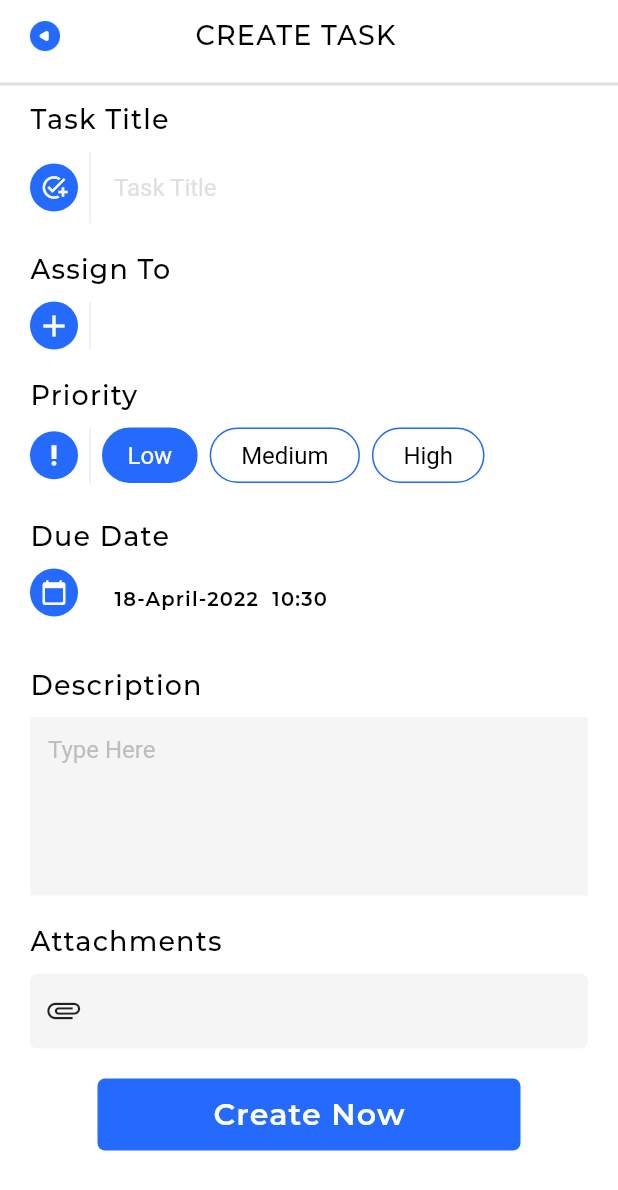
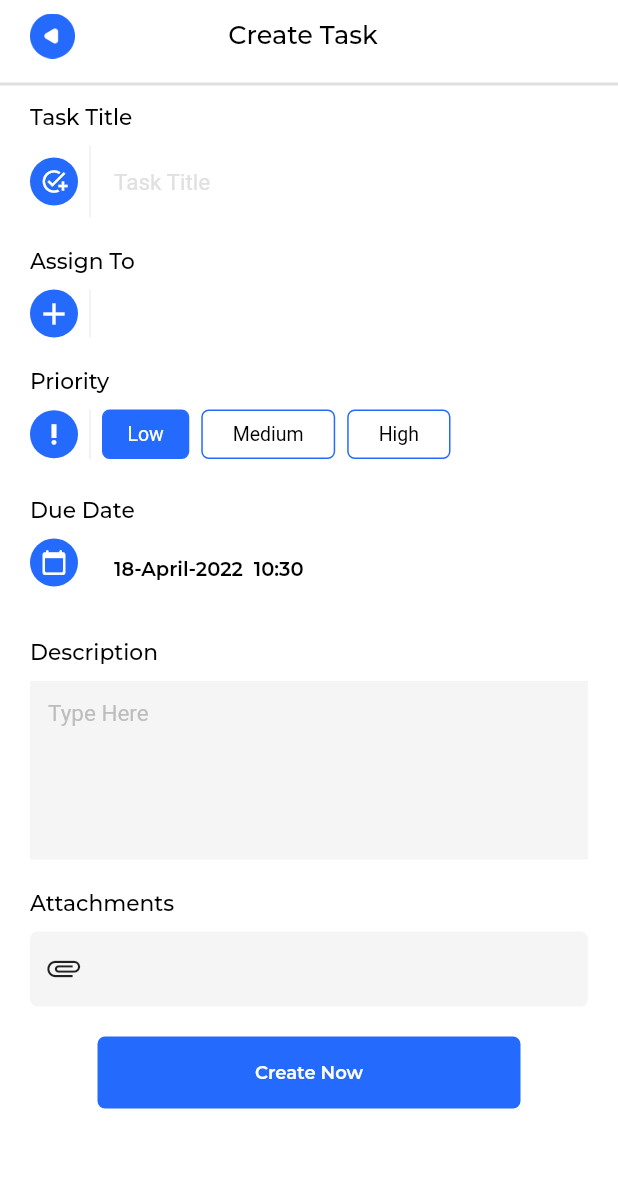
Before and after one commit to swetanreddy/todo-app, a Flutter app: the TaskViewPage screen opened directly with empty values, tab 2 chosen, after a tap on "Done", after a tap on "New Task", on a phone screen of 412 x 824 dp. Shown: the top 1190 px of the screen. Run offline on Flutter 3.47's test engine with Material 2 defaults, Android fonts, the phone set to English and light mode, and no system bars; our stand-ins replace cloud_firestore, file_picker, firebase_auth, firebase_core, firebase_messaging, flutter_datetime_picker and 6 more; accounts and stored records are empty.

Commit message:
Updated UI of Create task,Profile Page, Home Page

```diff
--- a/lib/helpers/theme.dart
+++ b/lib/helpers/theme.dart
@@ -12,53 +12,52 @@ TextStyle kHeadingFont = GoogleFonts.montserrat(
   color: greyHeading,
   fontWeight: FontWeight.w500,
   fontSize: 12,
-    letterSpacing: 0.8
 );
 
 TextStyle kTextFont = GoogleFonts.montserrat(
   color: black,
   fontWeight: FontWeight.w600,
-  fontSize: 13,letterSpacing: 0.8
+  fontSize: 13
 );
 
 TextStyle kTitleFont = GoogleFonts.montserrat(
   color: black,
   fontWeight: FontWeight.w500,
-  fontSize: 30,letterSpacing: 0.8
+  fontSize: 30
 );
 
 TextStyle kSubTitleFont = GoogleFonts.montserrat(
   color: greyHeading,
   fontWeight: FontWeight.w400,
-  fontSize: 12,letterSpacing: 0.8
+  fontSize: 12
 );
 TextStyle kButtonFont = GoogleFonts.montserrat(
   color: white,
   fontWeight: FontWeight.w600,
-  fontSize: 12,letterSpacing: 0.8
+  fontSize: 12
 );
 
 TextStyle kSubmitFont = GoogleFonts.montserrat(
     color: white,
     fontWeight: FontWeight.w600,
-    fontSize: 20,letterSpacing: 0.8
+    fontSize: 20
 );
 
 
 TextStyle kCardTitleFont = GoogleFonts.montserrat(
   color: black,
   fontWeight: FontWeight.w600,
-  fontSize: 16,letterSpacing: 0.8
+  fontSize: 16
 );
 TextStyle kCardHeaderFont = GoogleFonts.montserrat(
   color: Color(0xff232530),
   fontWeight: FontWeight.w400,
-  fontSize: 11,letterSpacing: 0.8
+  fontSize: 11
 );
 
 
 TextStyle kDescFont = GoogleFonts.montserrat(
   color: greyHeading,
   fontWeight: FontWeight.w400,
-  fontSize: 12,letterSpacing: 0.8
+  fontSize: 12
 );
--- a/lib/ui/CreateTask.dart
+++ b/lib/ui/CreateTask.dart
@@ -190,8 +190,8 @@ class _CreateTaskState extends State<CreateTask> {
                             children: [
                               GestureDetector(
                                   child: const Image(
-                                    height: 20,
-                                    width: 20,
+                                    height: 30,
+                                    width: 30,
                                     image: const AssetImage(
                                       'assets/images/backarrow.png',
                                     ),
@@ -199,11 +199,10 @@ class _CreateTaskState extends State<CreateTask> {
                                   onTap: () {
                                     Navigator.of(context).pop();
                                   }),
-                              Text('CREATE TASK',
+                              Text('Create Task',
                                   style: kHeadingFont.copyWith(
                                       color: black,
-                                      fontSize: 18,
-                                      letterSpacing: 0.8)),
+                                      fontSize: 17,)),
                               IconButton(
                                 icon: const Icon(
                                   Icons.edit,
@@ -223,7 +222,7 @@ class _CreateTaskState extends State<CreateTask> {
                           child: Text(
                             'Task Title',
                             style: kHeadingFont.copyWith(
-                                color: black, fontSize: 18),
+                                color: black, fontSize: 14.5),
                           ),
                         ),
                         Padding(
@@ -270,7 +269,7 @@ class _CreateTaskState extends State<CreateTask> {
                                               right: 15),
                                           hintText: "Task Title",
                                           hintStyle: TextStyle(
-                                              color: Colors.grey.shade300)),
+                                              color: Colors.grey.shade300,fontSize: 15)),
                                     ),
                                   )
                                 ],
@@ -284,7 +283,7 @@ class _CreateTaskState extends State<CreateTask> {
                               Text(
                                 'Assign To',
                                 style: kHeadingFont.copyWith(
-                                    color: black, fontSize: 18),
+                                    color: black, fontSize: 14.5),
                               ),
                             ],
                           ),
@@ -332,7 +331,7 @@ class _CreateTaskState extends State<CreateTask> {
                           child: Text(
                             'Priority',
                             style: kHeadingFont.copyWith(
-                                color: black, fontSize: 18),
+                                color: black, fontSize: 14.5),
                           ),
                         ),
                         Padding(
@@ -366,7 +365,7 @@ class _CreateTaskState extends State<CreateTask> {
                                         color: _taskTypeIndex == 0
                                             ? primary
                                             : Colors.white,
-                                        borderRadius: BorderRadius.circular(32),
+                                        borderRadius: BorderRadius.circular(5),
                                         border: Border.all(color: primary)),
                                     padding: const EdgeInsets.symmetric(
                                         horizontal: 16, vertical: 8),
@@ -377,7 +376,7 @@ class _CreateTaskState extends State<CreateTask> {
                                           color: _taskTypeIndex == 0
                                               ? Colors.white
                                               : Colors.black,
-                                          fontSize: 16,
+                                          fontSize: 13,
                                         ),
                                       ),
                                     ),
@@ -398,7 +397,7 @@ class _CreateTaskState extends State<CreateTask> {
                                         color: _taskTypeIndex == 1
                                             ? primary
                                             : Colors.white,
-                                        borderRadius: BorderRadius.circular(32),
+                                        borderRadius: BorderRadius.circular(5),
                                         border: Border.all(color: primary)),
                                     padding: const EdgeInsets.symmetric(
                                         horizontal: 20, vertical: 8),
@@ -409,7 +408,7 @@ class _CreateTaskState extends State<CreateTask> {
                                           color: _taskTypeIndex == 1
                                               ? Colors.white
                                               : Colors.black,
-                                          fontSize: 16,
+                                          fontSize: 13,
                                         ),
                                       ),
                                     ),
@@ -430,7 +429,7 @@ class _CreateTaskState extends State<CreateTask> {
                                         color: _taskTypeIndex == 2
                                             ? primary
                                             : Colors.white,
-                                        borderRadius: BorderRadius.circular(32),
+                                        borderRadius: BorderRadius.circular(5),
                                         border: Border.all(color: primary)),
                                     padding: const EdgeInsets.symmetric(
                                         horizontal: 20, vertical: 8),
@@ -441,7 +440,7 @@ class _CreateTaskState extends State<CreateTask> {
                                           color: _taskTypeIndex == 2
                                               ? Colors.white
                                               : Colors.black,
-                                          fontSize: 16,
+                                          fontSize: 13,
                                         ),
                                       ),
                                     ),
@@ -459,7 +458,7 @@ class _CreateTaskState extends State<CreateTask> {
                           child: Text(
                             'Due Date',
                             style: kHeadingFont.copyWith(
-                                color: black, fontSize: 18),
+                                color: black, fontSize: 14.5),
                           ),
                         ),
                         Padding(
@@ -636,7 +635,7 @@ class _CreateTaskState extends State<CreateTask> {
                           child: Text(
                             'Description',
                             style: kHeadingFont.copyWith(
-                                color: black, fontSize: 18),
+                                color: black, fontSize: 14.5),
                           ),
                         ),
                         Padding(
@@ -662,7 +661,7 @@ class _CreateTaskState extends State<CreateTask> {
                                 filled: true,
                                 hintText: 'Type Here',
                                 hintStyle:
-                                    TextStyle(color: Colors.grey.shade400)),
+                                    TextStyle(color: Colors.grey.shade400,fontSize: 15)),
                           ),
                         ),
                         const SizedBox(height: 20),
@@ -671,7 +670,7 @@ class _CreateTaskState extends State<CreateTask> {
                           child: Text(
                             'Attachments',
                             style: kHeadingFont.copyWith(
-                                color: black, fontSize: 18),
+                                color: black, fontSize: 14.5),
                           ),
                         ),
                         Padding(
@@ -745,7 +744,7 @@ class _CreateTaskState extends State<CreateTask> {
             alignment: Alignment.center,
             child: Text(
               "Create Now",
-              style: kSubmitFont,
+              style: kButtonFont,
             )),
       ),
     );
--- a/lib/ui/HomePage.dart
+++ b/lib/ui/HomePage.dart
@@ -36,7 +36,7 @@ class _HomePageState extends State<HomePage> with TickerProviderStateMixin {
 
 
 
-    TabController _tabController = TabController(length: 2, vsync: this);
+    TabController _tabController = TabController(length: 3, vsync: this);
     double width = MediaQuery.of(context).size.width;
 
     return Scaffold(
@@ -74,7 +74,7 @@ class _HomePageState extends State<HomePage> with TickerProviderStateMixin {
                               Text(
                                 'Task Manager',
                                 style: kHeadingFont.copyWith(
-                                    color: black, fontSize: 22),
+                                    color: black, fontSize: 18),
                               ),
                               NamedIcon(
                                 text: '',
@@ -98,28 +98,32 @@ class _HomePageState extends State<HomePage> with TickerProviderStateMixin {
                     height: 25,
                   ),
                   SizedBox(
-                    height: 30,
+                    height: 40,
                     child: TabBar(
                       isScrollable: false,
                       controller: _tabController,
-                      // labelColor: Colors.black,
+                      labelColor: Colors.black,
                       unselectedLabelColor: Colors.black,
                       tabs: [
                         Tab(
                           child: Text("Today",
                               style: GoogleFonts.montserrat(
-                                  fontSize: 13.5, fontWeight: FontWeight.w500)),
+                                  fontSize: 11, fontWeight: FontWeight.w500)),
                         ),
                         Tab(
                           child: Text("Upcoming",
                               style: GoogleFonts.montserrat(
-                                  fontSize: 13.5, fontWeight: FontWeight.w500)),
+                                  fontSize: 11, fontWeight: FontWeight.w500)),
+                        ),Tab(
+                          child: Text("Created by me",
+                              style: GoogleFonts.montserrat(
+                                  fontSize: 11, fontWeight: FontWeight.w500)),
                         ),
                       ],
-                      indicator: ShapeDecoration(
-                          shape: RoundedRectangleBorder(
-                              borderRadius: BorderRadius.all(radius)),
-                          color: primary),
+                      indicatorWeight: 3,
+                      indicatorColor: primary,
+                      indicatorSize: TabBarIndicatorSize.tab,
+                      //indicatorPadding: const EdgeInsets.all(10),
                     ),
                   ),
                   SizedBox(
@@ -128,6 +132,7 @@ class _HomePageState extends State<HomePage> with TickerProviderStateMixin {
                     child: TabBarView(controller: _tabController, children: [
                       _tasksTodo(),
                       //_fetchNewStatusTasks(),
+                      _fetchInprogressStatusTasks(),
                       _fetchInprogressStatusTasks(),
                     ]),
                   ),
--- a/lib/ui/ProfilePage.dart
+++ b/lib/ui/ProfilePage.dart
@@ -31,9 +31,9 @@ class _ProfilePageState extends State<ProfilePage> {
                 Center(
                   child: Text(
                     'Profile',
-                    style:
-                        kHeadingFont.copyWith(color: black, fontSize: 22),
-                  ),
+                      style: kHeadingFont.copyWith(
+                        color: black,
+                        fontSize: 18,)),
                 ),
                 const SizedBox(
                   height: 15,
--- a/lib/ui/TaskViewPage.dart
+++ b/lib/ui/TaskViewPage.dart
@@ -45,7 +45,7 @@ class _TaskViewPageState extends State<TaskViewPage> with SingleTickerProviderSt
                       Navigator.of(context).pop();
                     }
                     ),
-                  Text('Task Details',style: kHeadingFont.copyWith(color: black,fontSize: 14),),
+                  Text('Task Details',style: kHeadingFont.copyWith(color: black,fontSize: 17),),
                   IconButton(
                     icon: const Icon(Icons.edit),
                     onPressed: () {
@@ -66,23 +66,23 @@ class _TaskViewPageState extends State<TaskViewPage> with SingleTickerProviderSt
                         padding: const EdgeInsets.only(top: 16,bottom: 5),
                         child: Text(
                           "${widget.taskData['task_title']}",
-                          style: kTitleFont.copyWith(fontSize: 22)
+                          style: kTitleFont.copyWith(fontSize: 18,letterSpacing: 0)
                         ),
                       ),
                       Row(
                         children: [
                           Text(
                             "${widget.taskData['dept']}",
-                            style: kHeadingFont.copyWith(fontSize: 12),
+                            style: kHeadingFont.copyWith(fontSize: 12,letterSpacing: 0,color: greyHeading.withOpacity(0.6)),
                           ),
-                          const SizedBox(width: 20,),
+                          const SizedBox(width: 5,),
                           Text(
-                            "Priority: ${widget.taskData['priority']}",
-                            style: kHeadingFont.copyWith(fontSize: 12),
+                            "|  Priority: ${widget.taskData['priority']}",
+                            style: kHeadingFont.copyWith(fontSize: 12,letterSpacing: 0,color: greyHeading.withOpacity(0.6)),
                           ),
                         ],
                       ),
-                      const SizedBox(height: 15),
+                      const SizedBox(height: 30),
                       Row(
                         children: [
                           Expanded(
@@ -94,7 +94,7 @@ class _TaskViewPageState extends State<TaskViewPage> with SingleTickerProviderSt
                                   children: [
                                     Padding(
                                       padding: const EdgeInsets.only(left:8.0,top: 1),
-                                      child:  Text("Assigned To",style: kHeadingFont.copyWith(fontSize: 11),),
+                                      child:  Text("Assigned To",style: kHeadingFont.copyWith(fontSize: 11,color: greyHeading.withOpacity(0.6)),),
                                     ),
                                     Padding(
                                       padding: const EdgeInsets.only(left:8.0,top: 1),
@@ -113,7 +113,7 @@ class _TaskViewPageState extends State<TaskViewPage> with SingleTickerProviderSt
                                   children: [
                                     Padding(
                                       padding: const EdgeInsets.only(left:8.0,top: 1),
-                                      child:  Text("Due date",style: kHeadingFont.copyWith(fontSize: 11),),
+                                      child:  Text("Due date",style: kHeadingFont.copyWith(fontSize: 11,color: greyHeading.withOpacity(0.6)),),
                                     ),
                                     Padding(
                                       padding: const EdgeInsets.only(left:8.0,top: 1),
@@ -126,7 +126,7 @@ class _TaskViewPageState extends State<TaskViewPage> with SingleTickerProviderSt
                         ],
                       ),
                       const SizedBox(height: 30,),
-                      Text('Description',style: kHeadingFont.copyWith(color: black,fontSize: 14),),
+                      Text('Description',style: kHeadingFont.copyWith(color: black,fontSize: 14,letterSpacing: 0),),
                       Padding(
                         padding: const EdgeInsets.symmetric(vertical: 15),
                         child: Text(
@@ -143,12 +143,14 @@ class _TaskViewPageState extends State<TaskViewPage> with SingleTickerProviderSt
                         child: Container(
                           child: TabBar(
                             controller: _tabController,
-                            indicatorColor: Colors.black,
+                            indicatorColor: primary,
+                            indicatorWeight: 2,
+                            indicatorSize: TabBarIndicatorSize.tab,
                             labelStyle: const TextStyle(fontSize: 14.0, color: Colors.black),
                             unselectedLabelStyle: const TextStyle(fontSize: 14.0, color: Colors.black),
-                            tabs: const [
-                              Tab(child: Text("Comments", style: TextStyle(color: Colors.black),),),
-                              Tab(child: Text("Timeline", style: TextStyle(color: Colors.black),),)
+                            tabs:  [
+                              Tab(child: Text("Comments", style: kHeadingFont.copyWith(fontSize: 12,letterSpacing: 0,color: Colors.black),),),
+                              Tab(child: Text("Timeline", style: kHeadingFont.copyWith(fontSize: 12,letterSpacing: 0,color: Colors.black),),),
                             ],
                           ),
                         ),
@@ -211,8 +213,12 @@ class _TaskViewPageState extends State<TaskViewPage> with SingleTickerProviderSt
           crossAxisAlignment: CrossAxisAlignment.start,
           mainAxisAlignment: MainAxisAlignment.spaceBetween,
           children: [
-            Text("Comments",
-                style: kHeadingFont.copyWith(color: black,fontSize: 14)
+
+            Padding(
+              padding: const EdgeInsets.only(top: 15.0,left: 8),
+              child: Text("Comments",
+                  style: kHeadingFont.copyWith(color: black,fontSize: 14,letterSpacing: 0)
+              ),
             ),
             SizedBox(
               child: Center(
@@ -246,7 +252,7 @@ class _TaskViewPageState extends State<TaskViewPage> with SingleTickerProviderSt
                         decoration: const InputDecoration(
                             border: InputBorder.none,
                             hintText: "Add a comment...",
-                            hintStyle: TextStyle(color: Colors.black54)),
+                            hintStyle: TextStyle(color: Colors.black54,fontSize: 12)),
                       )),
                   IconButton(
                       onPressed: () {
@@ -274,66 +280,66 @@ class _TaskViewPageState extends State<TaskViewPage> with SingleTickerProviderSt
               alignment: TimelineAlign.manual,
               lineXY: 0.1,
               isFirst: true,
-              indicatorStyle: const IndicatorStyle(
-                width: 20,
-                color: Colors.black,
-                padding: EdgeInsets.all(6),
+              indicatorStyle: IndicatorStyle(
+                width: 15,
+                color: primary,
+                padding: EdgeInsets.all(3),
               ),
               endChild: const _RightChild(
                 title: 'Created on',
                 message: 'Admin created task on 25-feb',
               ),
-              beforeLineStyle: const LineStyle(
-                color: Colors.black,
+              beforeLineStyle: LineStyle(
+                color: primary.withOpacity(0.6),
               ),
             ),
             TimelineTile(
               alignment: TimelineAlign.manual,
               lineXY: 0.1,
-              indicatorStyle: const IndicatorStyle(
-                width: 20,
-                color: Colors.black,
-                padding: EdgeInsets.all(6),
+              indicatorStyle: IndicatorStyle(
+                width: 15,
+                color: primary,
+                padding: EdgeInsets.all(3),
               ),
               endChild: const _RightChild(
                 title: 'Assigned to',
                 message: 'Task has been assigned from user1 to \nuser2',
               ),
-              beforeLineStyle: const LineStyle(
-                color: Colors.black,
+              beforeLineStyle: LineStyle(
+                color: primary.withOpacity(0.6),
               ),
             ),
             TimelineTile(
               alignment: TimelineAlign.manual,
               lineXY: 0.1,
-              indicatorStyle: const IndicatorStyle(
-                width: 20,
-                color: Colors.black,
-                padding: EdgeInsets.all(6),
+              indicatorStyle: IndicatorStyle(
+                width: 15,
+                color: primary,
+                padding: EdgeInsets.all(3),
               ),
               endChild: const _RightChild(
                 title: 'Attachmenmts',
                 message: 'User 2 added attachments',
               ),
-              beforeLineStyle: const LineStyle(
-                color: Colors.black,
+              beforeLineStyle: LineStyle(
+                color: primary.withOpacity(0.6),
               ),
             ),
             TimelineTile(
               alignment: TimelineAlign.manual,
               lineXY: 0.1,
               isLast: true,
-              indicatorStyle: const IndicatorStyle(
-                width: 20,
-                color: Colors.black,
-                padding: EdgeInsets.all(6),
+              indicatorStyle: IndicatorStyle(
+                width: 15,
+                color: primary,
+                padding: EdgeInsets.all(3),
               ),
               endChild: const _RightChild(
                 title: 'Done',
                 message: 'Task was done before due date. \nCompleted on feb 28.',
               ),
-              beforeLineStyle: const LineStyle(
-                color: Colors.black,
+              beforeLineStyle: LineStyle(
+                color: primary.withOpacity(0.6),
               ),
             ),
           ],
```
Also changed, not shown: pubspec.lock, 1 other file.
